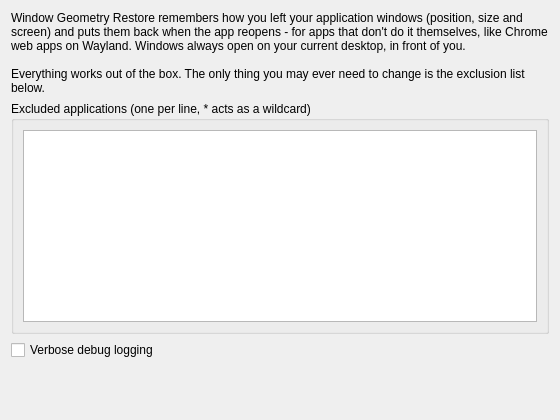
The window that src/contents/ui/config.ui (IamAndelib/window-geometry-restore) describes before a commit, drawn with Qt 5.
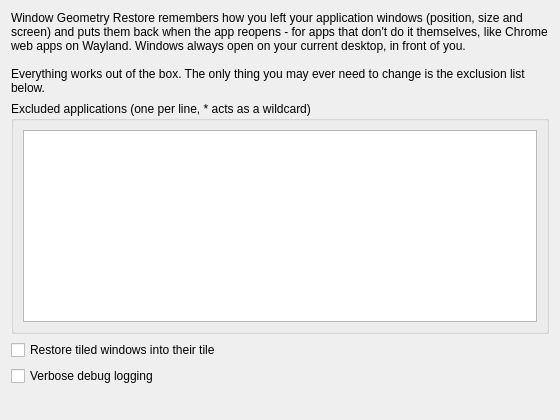
The same window after the commit.

Commit message: Restore tiled windows into their tile, with the pre-tile size

```diff
--- a/src/contents/ui/config.ui
+++ b/src/contents/ui/config.ui
@@ -35,6 +35,16 @@
      </layout>
     </widget>
    </item>
+   <item>
+    <widget class="QCheckBox" name="kcfg_restoreTiles">
+     <property name="text">
+      <string>Restore tiled windows into their tile</string>
+     </property>
+     <property name="toolTip">
+      <string>A window that was tiled when it closed reopens in the same tile, and dragging it out gives back the size it had before tiling. When off, it reopens floating at the tile's position and size.</string>
+     </property>
+    </widget>
+   </item>
    <item>
     <widget class="QCheckBox" name="kcfg_debug">
      <property name="text">
```
The commit also changes 7 other files.
